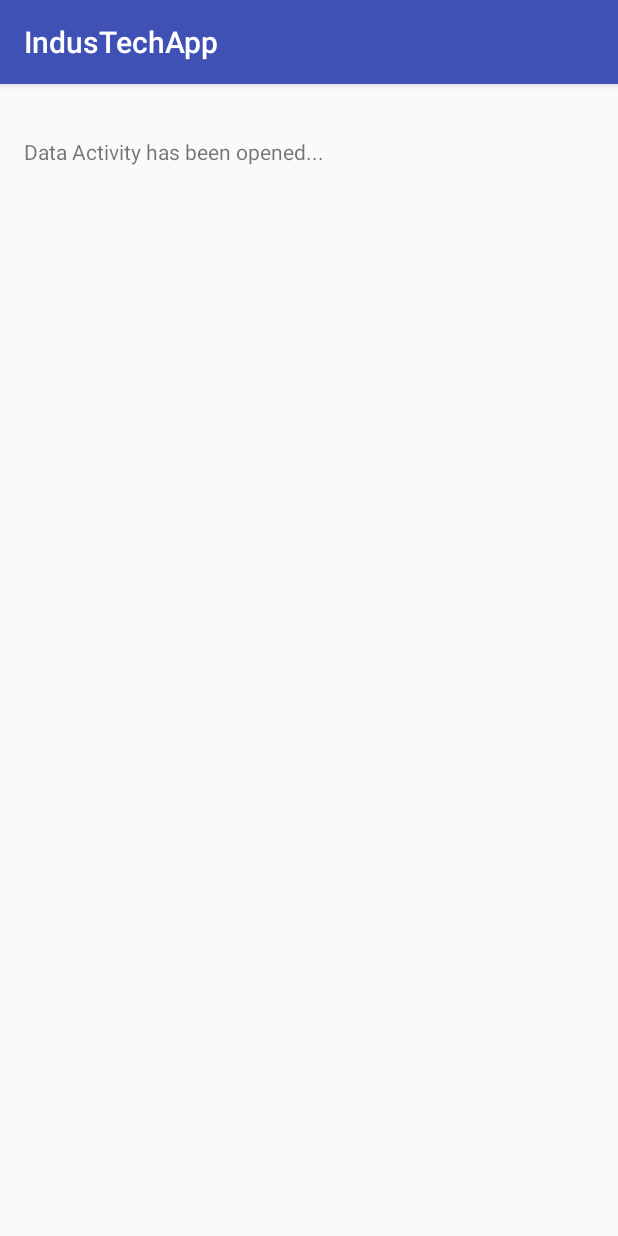
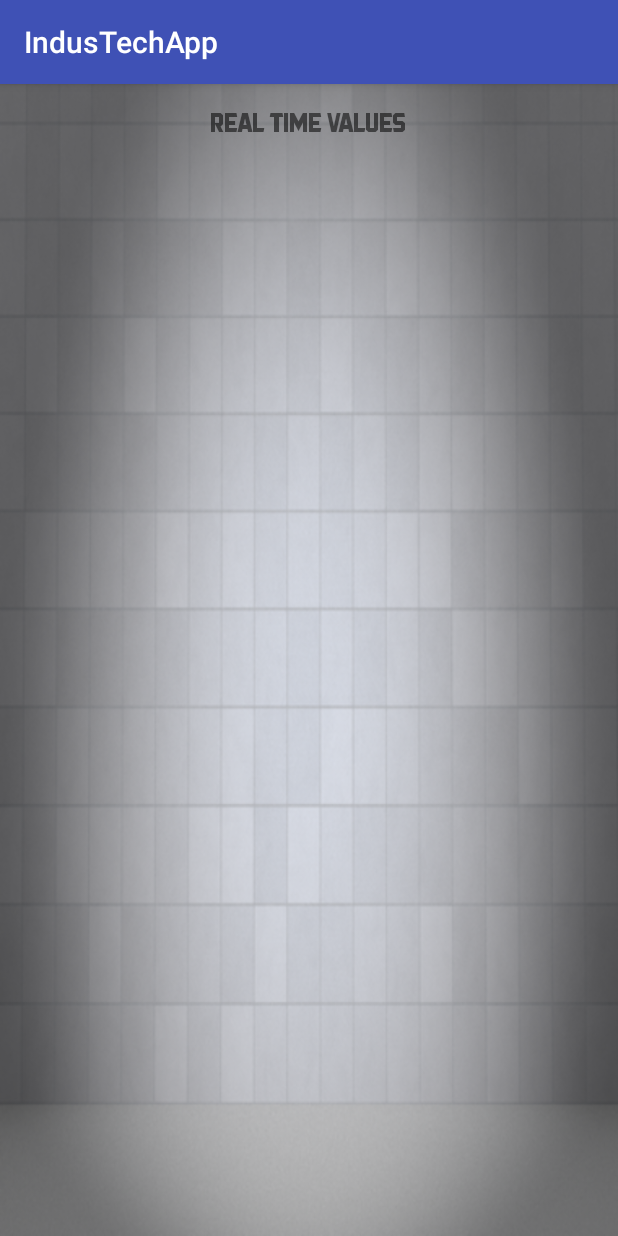
Before and after one commit to saadq12/IndusTech, an Android app: the screen it shows after launch (DataActivity before the commit, RtvActivity after it), after a tap on "REAL TIME VALUE", on a phone screen of 412 x 824 dp. Run offline under Robolectric (Android 15) with nearby library versions, the phone set to English and light mode, and no system bars.

Commit message:
Navigation, Headers,Bug Fixes,Permission
buttons must naviatge between screens
added header to each activity
fixed bug of RTV button going to data activity instead of RTV Activity
add permisions for launching camera

```diff
--- a/IndusTechApp/app/src/main/java/com/humber/industech/industechapp/MainActivity.java
+++ b/IndusTechApp/app/src/main/java/com/humber/industech/industechapp/MainActivity.java
@@ -53,7 +53,7 @@
         RTVButton.setOnClickListener(new View.OnClickListener(){
 
             public void onClick(View v){
-                Intent RtvButtonIntent = new Intent(MainActivity.this, DataActivity.class);
+                Intent RtvButtonIntent = new Intent(MainActivity.this, RtvActivity.class);
                 startActivity(RtvButtonIntent);
             }
         });
--- a/IndusTechApp/app/src/main/java/com/humber/industech/industechapp/RtvActivity.java
+++ b/IndusTechApp/app/src/main/java/com/humber/industech/industechapp/RtvActivity.java
@@ -1,13 +1,24 @@
 package com.humber.industech.industechapp;
 
+import android.graphics.Typeface;
 import android.support.v7.app.AppCompatActivity;
 import android.os.Bundle;
+import android.widget.TextView;
 
 public class RtvActivity extends AppCompatActivity {
+
+    private TextView t;
 
     @Override
     protected void onCreate(Bundle savedInstanceState) {
         super.onCreate(savedInstanceState);
         setContentView(R.layout.activity_rtv);
+
+        //setting custom font
+        t = (TextView) findViewById(R.id.textView5);
+        Typeface customFont = Typeface.createFromAsset(getAssets(),"fonts/Prezident.ttf");
+        t.setTypeface(customFont);
+
+
     }
 }
--- a/IndusTechApp/app/src/main/res/layout/activity_data.xml
+++ b/IndusTechApp/app/src/main/res/layout/activity_data.xml
@@ -8,23 +8,16 @@
     android:paddingLeft="@dimen/activity_horizontal_margin"
     android:paddingRight="@dimen/activity_horizontal_margin"
     android:paddingTop="@dimen/activity_vertical_margin"
-    tools:context="com.humber.industech.industechapp.DataActivity">
+    tools:context="com.humber.industech.industechapp.DataActivity"
+    android:background="@drawable/backgroundwallpaper">
 
     <TextView
-        android:text="@string/DataActivityDialouge"
+        android:text="@string/DataActivityHeader"
         android:layout_width="wrap_content"
         android:layout_height="wrap_content"
         android:id="@+id/textView3"
+        android:gravity="center_vertical|center_horizontal"
         android:layout_alignParentTop="true"
-        android:layout_alignParentStart="true"
-        android:layout_marginTop="19dp" />
-
-    <GridView
-        android:layout_width="match_parent"
-        android:layout_height="match_parent"
-        android:layout_below="@+id/textView3"
-        android:layout_alignEnd="@+id/textView3"
-        android:layout_marginEnd="17dp"
-        android:layout_marginTop="106dp" />
+        android:layout_centerHorizontal="true" />
 
 </RelativeLayout>
--- a/IndusTechApp/app/src/main/res/layout/activity_rtv.xml
+++ b/IndusTechApp/app/src/main/res/layout/activity_rtv.xml
@@ -8,6 +8,14 @@
     android:paddingLeft="@dimen/activity_horizontal_margin"
     android:paddingRight="@dimen/activity_horizontal_margin"
     android:paddingTop="@dimen/activity_vertical_margin"
-    tools:context="com.humber.industech.industechapp.RtvActivity">
+    tools:context="com.humber.industech.industechapp.RtvActivity"
+    android:background="@drawable/backgroundwallpaper">
 
+    <TextView
+        android:text="@string/RTVActivityHeader"
+        android:layout_width="wrap_content"
+        android:layout_height="wrap_content"
+        android:layout_alignParentTop="true"
+        android:layout_centerHorizontal="true"
+        android:id="@+id/textView5" />
 </RelativeLayout>
--- a/IndusTechApp/app/src/main/res/values/strings.xml
+++ b/IndusTechApp/app/src/main/res/values/strings.xml
@@ -5,9 +5,11 @@
     <string name="ScanButtonText">Scan</string>
     <string name="DataButtonText">Data</string>
     <string name="RtvButtonText">Real Time Value</string>
-    <string name="ScanButtonDialogue">Scan Acitivity has been opened...</string>
+    <string name="ScanActivityHeader">SCAN ACTIVITY</string>
     <string name="ClickToScanText">click to scan</string>
     <string name="BackButtonText">BACK</string>
     <string name="title_activity_data">DataActivity</string>
-    <string name="DataActivityDialouge">Data Activity has been opened...</string>
+    <string name="DataActivityHeader">DATA ACTIVITY</string>
+    <string name="RTVActivityHeader">REAL TIME VALUES</string>
+
 </resources>
```
Also changed, not shown: IndusTechApp/app/src/main/java/com/humber/industech/industechapp/DataActivity.java (+11 -0 lines), IndusTechApp/app/src/main/java/com/humber/industech/industechapp/ScanActivity.java (+23 -3 lines), IndusTechApp/app/src/main/res/layout/activity_main.xml (+27 -27 lines), IndusTechApp/app/src/main/res/layout/activity_scan.xml (+5 -12 lines).
